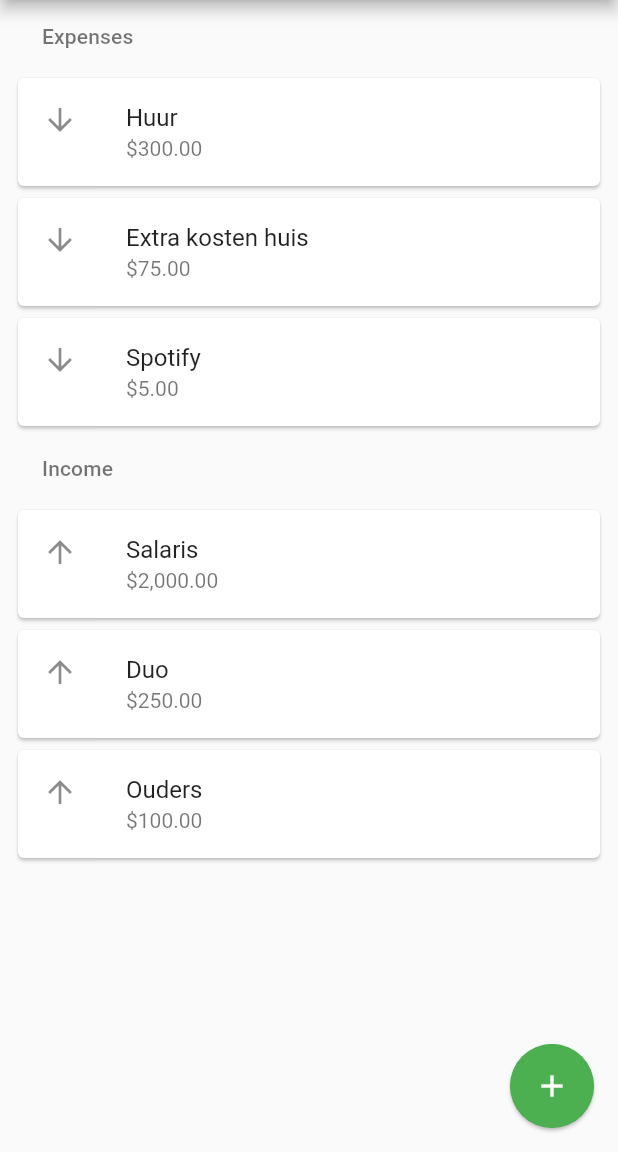
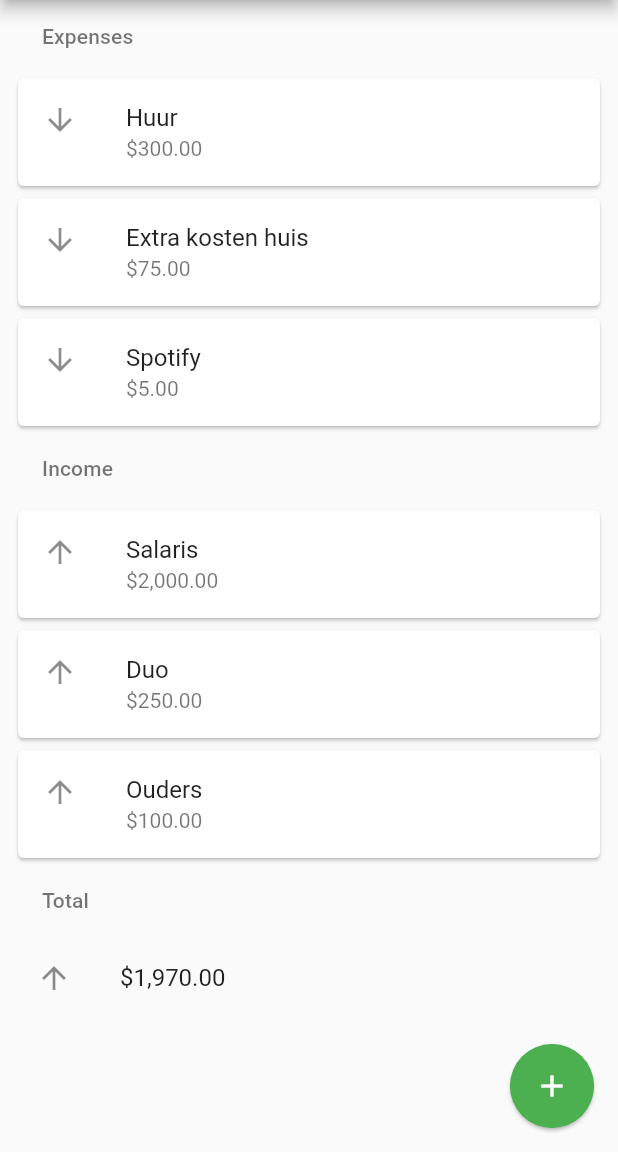
Before and after one commit to 2zqa/money_manager_flutter, a Flutter app: the screen it shows after launch, on a phone screen of 412 x 824 dp, the part 84-1236 px from its top. Run offline on Flutter 3.47's test engine with Material 2 defaults, Android fonts, the light colour scheme and no system bars; generated files the repository leaves out were written again.

Commit message:
Add net money at bottom of overview

```diff
--- a/lib/l10n/app_en.arb
+++ b/lib/l10n/app_en.arb
@@ -10,6 +10,10 @@
   "incomeHeader": "Income",
   "@incomeHeader": {
     "description": "The header for income part on the overview screen"
+  },
+  "totalMoneyHeader": "Total",
+  "@totalMoneyHeader": {
+    "description": "The header for the sum of all income and expenses in the overview screen"
   },
   "newBalanceItemTitle": "New item",
   "@newBalanceItemTitle": {
--- a/lib/l10n/app_nl.arb
+++ b/lib/l10n/app_nl.arb
@@ -2,6 +2,7 @@
   "title": "Geldbeheer",
   "expensesHeader": "Uitgaven",
   "incomeHeader": "Inkomsten",
+  "totalMoneyHeader": "Totaal",
   "newBalanceItemTitle": "Nieuw item",
   "balanceItemName": "Naam",
   "balanceItemAmount": "Hoeveelheid",
--- a/lib/pages/overview.dart
+++ b/lib/pages/overview.dart
@@ -6,6 +6,7 @@ import 'package:provider/provider.dart';
 import '../pages/new_balance_item.dart';
 import '../widgets/balance_item.dart';
 import '../widgets/heading_item.dart';
+import '../widgets/total_money.dart';
 import '../widgets/transition_widget.dart';
 
 class BalanceItemList extends StatelessWidget {
@@ -45,6 +46,8 @@ class BalanceItemList extends StatelessWidget {
             ],
           ),
         ),
+        HeadingItem(heading: AppLocalizations.of(context)!.totalMoneyHeader),
+        const TotalMoney(),
       ],
     );
   }
--- a/lib/widgets/balance_item.dart
+++ b/lib/widgets/balance_item.dart
@@ -78,19 +78,24 @@ class BalanceItemListModel extends ChangeNotifier {
       totalPrice += income.cost;
     }
     for (final Expense expense in _expenseList) {
-      totalPrice += expense.cost;
+      totalPrice -= expense.cost;
     }
     return totalPrice;
   }
 
-  /// Adds [item] to to the list
+
+  bool get isNetPositive {
+    return totalPrice >= 0;
+  }
+
+  /// Adds [item] to the expenses.
   void addExpense(Expense item) {
     _expenseList.add(item);
     sortBy(sortingMethod);
     notifyListeners();
   }
 
-  /// Adds [item] to to the list
+  /// Adds [item] to the income list.
   void addIncome(Income item) {
     _incomeList.add(item);
     sortBy(sortingMethod);
--- /dev/null
+++ b/lib/widgets/total_money.dart
@@ -0,0 +1,24 @@
+import 'package:flutter/material.dart';
+import 'package:intl/intl.dart';
+import 'package:provider/provider.dart';
+
+import 'balance_item.dart';
+
+class TotalMoney extends StatelessWidget {
+  const TotalMoney({Key? key}) : super(key: key);
+
+  String _formatMoney(String localeString, int cents) =>
+      NumberFormat.simpleCurrency(locale: localeString).format(cents / 100);
+
+  @override
+  Widget build(BuildContext context) {
+    final String localeString = Localizations.localeOf(context).toLanguageTag();
+
+    return Consumer<BalanceItemListModel>(
+      builder: (BuildContext context, BalanceItemListModel model, _) => ListTile(
+        leading: Icon(model.isNetPositive ? Icons.arrow_upward : Icons.arrow_downward),
+        title: Text(_formatMoney(localeString, model.totalPrice)),
+      )
+    );
+  }
+}
```
